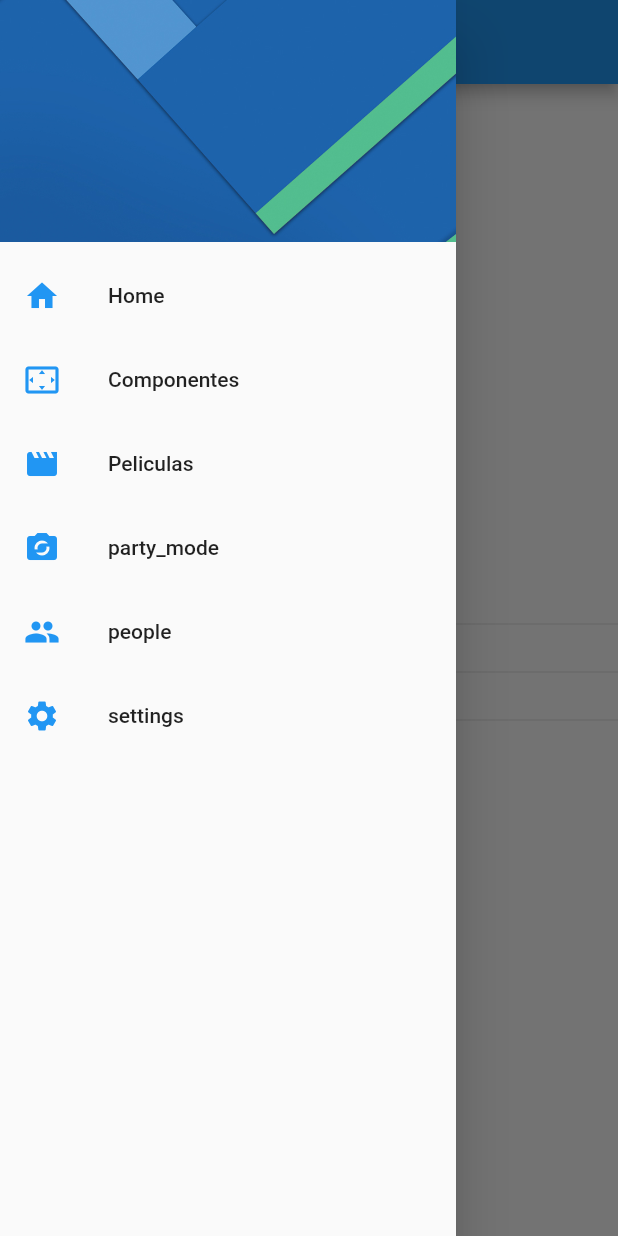
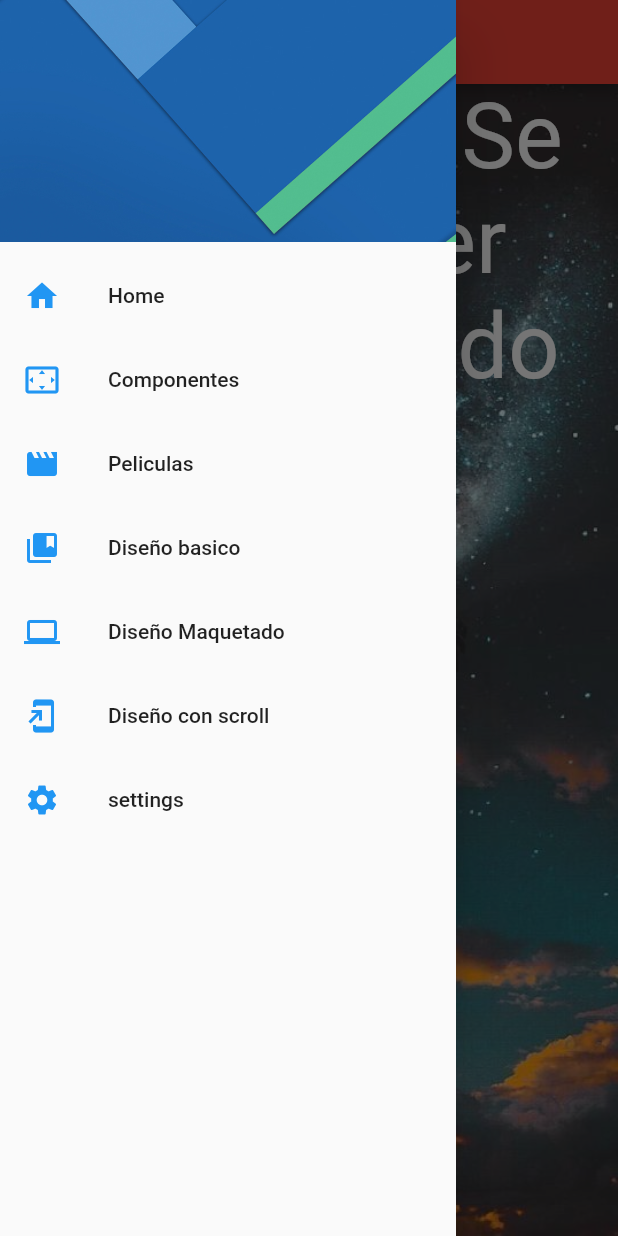
Before and after one commit to YeisonGutierrez07/development-flutter, a Flutter app: the screen it shows after launch, with the side drawer open, on a phone screen of 412 x 824 dp. Run offline on Flutter 3.47's test engine with Material 2 defaults, Android fonts, the phone set to English and light mode, and no system bars; our stand-ins replace flutter_swiper.

Commit message:
Agregar paginas de diseños

```diff
--- a/lib/main.dart
+++ b/lib/main.dart
@@ -13,6 +13,9 @@ class MyApp extends StatelessWidget {
       debugShowCheckedModeBanner: false,
       title: 'App Flutter',
       initialRoute: '/',
+      theme: ThemeData(
+        primaryColor: Colors.red
+      ),
       routes: getAplicationRoutes()
     );
   }
--- a/lib/routes/routes.dart
+++ b/lib/routes/routes.dart
@@ -8,6 +8,9 @@ import 'package:presentacion_app/src/pages/componentes/home_page.dart';
 import 'package:presentacion_app/src/pages/componentes/input_page.dart';
 import 'package:presentacion_app/src/pages/componentes/listview_page.dart';
 import 'package:presentacion_app/src/pages/componentes/sliders_page.dart';
+import 'package:presentacion_app/src/pages/dise%C3%B1os/basico_page.dart';
+import 'package:presentacion_app/src/pages/dise%C3%B1os/botones_pages.dart';
+import 'package:presentacion_app/src/pages/dise%C3%B1os/scroll_pages.dart';
 import 'package:presentacion_app/src/pages/home_page.dart';
 import 'package:presentacion_app/src/pages/peliculas/home_pages.dart';
 import 'package:presentacion_app/src/pages/peliculas/peliculas_detail.dart';
@@ -34,5 +37,10 @@ Map <String, WidgetBuilder> getAplicationRoutes () {
     'homePageMovies'      :( BuildContext context) => HomePageMovies(),
     'detalle'             : (BuildContext context) => PeliculaDetail(),
 
+    // Componentes de diseño
+    'basico'              : (BuildContext context) => BasicoPage(),
+    'scroll'              : (BuildContext context) => ScrollPage(),
+    'botones'             : (BuildContext context) => BotonesPage()
+
   };
 }
--- a/lib/src/pages/home_page.dart
+++ b/lib/src/pages/home_page.dart
@@ -10,22 +10,50 @@ class HomePage extends StatelessWidget {
   Widget build(BuildContext context) {
 
 
-    return Scaffold(
+    return Scaffold (
       appBar: AppBar(
-        title: Text("Preferencias"),
+        backgroundColor: Colors.red,
+        title: Text("Principal"),
       ),
       drawer: MenuWidget(),
-      body: Column(
-        mainAxisAlignment: MainAxisAlignment.center,
+      body: Stack(
         children: <Widget>[
-          Text('Color secundario: '),
-          Divider(),
-          Text('Género: '),
-          Divider(),
-          Text('Nombre usuario'),
-          Divider(),
+          _imageFondo(),
+          SingleChildScrollView(
+            child: Column(
+              children: <Widget>[
+                _titulo()
+              ]
+            ),
+          )
         ],
+      )
+    );
+  }
+
+
+  Widget _imageFondo() {
+    return Container(
+      height: double.infinity,
+      width: double.infinity,
+      child: Image(
+        image: AssetImage('assets/flutter-logo.jpg'),
+        fit: BoxFit.cover,
       ),
     );
   }
+
+  Widget _titulo() {
+    return Container(
+      child: Column(
+        crossAxisAlignment: CrossAxisAlignment.start,
+        children: <Widget>[
+          Center(
+            child: Text("¡¡Creer Que Se Puede, Creer Que Lo Puedo Lograr!! \n \n Yeison G", style: TextStyle(color: Colors.white, fontSize: 60.0))
+          )
+        ]
+      )
+    );
+  }
+
 }
--- a/lib/src/pages/peliculas/home_pages.dart
+++ b/lib/src/pages/peliculas/home_pages.dart
@@ -18,7 +18,6 @@ class HomePageMovies extends StatelessWidget {
       appBar: AppBar(
         centerTitle: false,
         title: Text('Peliculas en cine'),
-        backgroundColor: Colors.indigoAccent,
         actions: <Widget>[
           IconButton(
             icon: Icon(Icons.search),
--- a/lib/src/widgets/menu_widget.dart
+++ b/lib/src/widgets/menu_widget.dart
@@ -34,14 +34,19 @@ class MenuWidget extends StatelessWidget {
             onTap: () => Navigator.pushReplacementNamed(context, 'homePageMovies'),
           ),
           ListTile(
-            leading: Icon(Icons.party_mode, color: Colors.blue,),
-            title: Text("party_mode"),
-            onTap: () {},
+            leading: Icon(Icons.collections_bookmark, color: Colors.blue,),
+            title: Text("Diseño basico"),
+            onTap: () => Navigator.pushReplacementNamed(context, 'basico'),
           ),
           ListTile(
-            leading: Icon(Icons.people, color: Colors.blue,),
-            title: Text("people"),
-            onTap: () {},
+            leading: Icon(Icons.computer, color: Colors.blue,),
+            title: Text("Diseño Maquetado"),
+            onTap: () => Navigator.pushReplacementNamed(context, 'botones'),
+          ),
+          ListTile(
+            leading: Icon(Icons.add_to_home_screen, color: Colors.blue,),
+            title: Text("Diseño con scroll"),
+            onTap: () => Navigator.pushReplacementNamed(context, 'scroll'),
           ),
           ListTile(
             leading: Icon(Icons.settings, color: Colors.blue,),
```
Also changed, not shown: lib/src/pages/diseños/basico_page.dart (added, +102 -0 lines), lib/src/pages/diseños/botones_pages.dart (added, +173 -0 lines), lib/src/pages/diseños/scroll_pages.dart (added, +101 -0 lines), assets/flutter-logo.jpg (added), assets/loading.gif (added), assets/no-image.jpg (added), assets/scroll-1.png (added).
